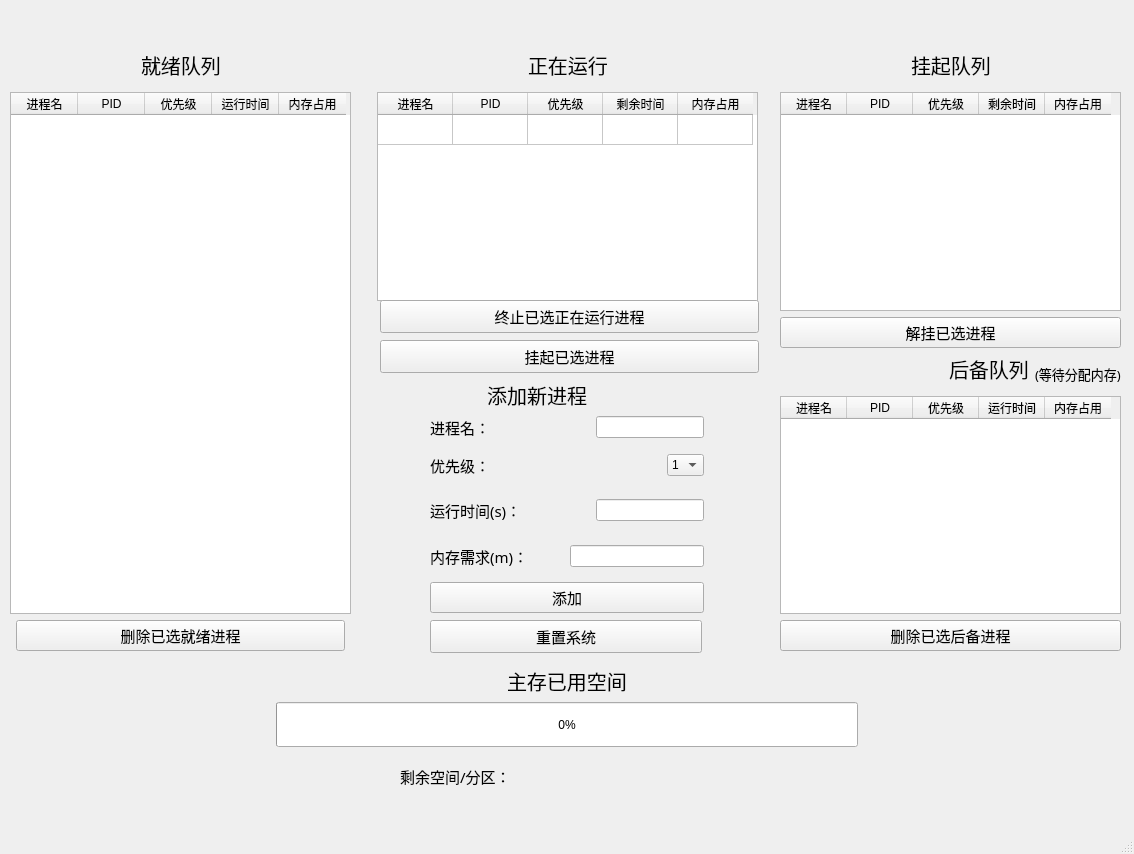
Misaka-9982/cpuProgressControlSimulation, file Window.ui: the form before one commit.
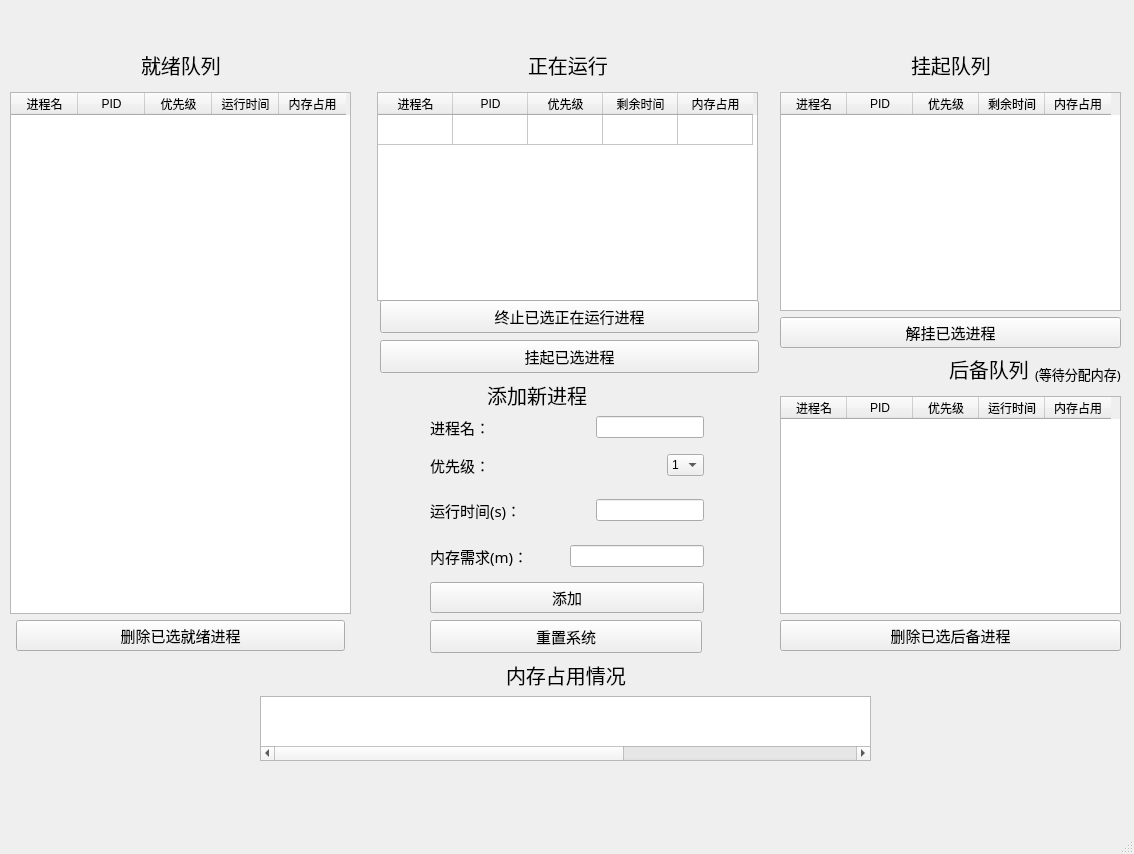
The form after the commit.

Commit message: 增加进度条和操作系统内存占用，进度条ui有显示bug

Patch:
```diff
--- a/Window.ui
+++ b/Window.ui
@@ -23,10 +23,10 @@
    <widget class="QWidget" name="layoutWidget">
     <property name="geometry">
      <rect>
-      <x>276</x>
-      <y>666</y>
-      <width>582</width>
-      <height>81</height>
+      <x>260</x>
+      <y>660</y>
+      <width>611</width>
+      <height>101</height>
      </rect>
     </property>
     <layout class="QGridLayout" name="gridLayout_3">
@@ -61,7 +61,7 @@
         <bool>false</bool>
        </property>
        <property name="text">
-        <string>主存已用空间</string>
+        <string>内存占用情况</string>
        </property>
       </widget>
      </item>
@@ -79,19 +79,100 @@
       </spacer>
      </item>
      <item row="1" column="0" colspan="3">
-      <widget class="QProgressBar" name="MemoryBar">
-       <property name="sizePolicy">
-        <sizepolicy hsizetype="Expanding" vsizetype="Expanding">
-         <horstretch>0</horstretch>
-         <verstretch>0</verstretch>
-        </sizepolicy>
+      <widget class="QTableWidget" name="MemoryBar">
+       <property name="verticalScrollBarPolicy">
+        <enum>Qt::ScrollBarAsNeeded</enum>
        </property>
-       <property name="maximum">
-        <number>101</number>
+       <property name="horizontalScrollBarPolicy">
+        <enum>Qt::ScrollBarAsNeeded</enum>
        </property>
-       <property name="value">
-        <number>0</number>
+       <property name="editTriggers">
+        <set>QAbstractItemView::NoEditTriggers</set>
        </property>
+       <property name="selectionMode">
+        <enum>QAbstractItemView::NoSelection</enum>
+       </property>
+       <property name="selectionBehavior">
+        <enum>QAbstractItemView::SelectRows</enum>
+       </property>
+       <property name="showGrid">
+        <bool>false</bool>
+       </property>
+       <property name="rowCount">
+        <number>1</number>
+       </property>
+       <property name="columnCount">
+        <number>50</number>
+       </property>
+       <attribute name="horizontalHeaderVisible">
+        <bool>false</bool>
+       </attribute>
+       <attribute name="horizontalHeaderCascadingSectionResizes">
+        <bool>true</bool>
+       </attribute>
+       <attribute name="horizontalHeaderDefaultSectionSize">
+        <number>12</number>
+       </attribute>
+       <attribute name="horizontalHeaderMinimumSectionSize">
+        <number>1</number>
+       </attribute>
+       <attribute name="verticalHeaderVisible">
+        <bool>false</bool>
+       </attribute>
+       <attribute name="verticalHeaderDefaultSectionSize">
+        <number>87</number>
+       </attribute>
+       <row/>
+       <column/>
+       <column/>
+       <column/>
+       <column/>
+       <column/>
+       <column/>
+       <column/>
+       <column/>
+       <column/>
+       <column/>
+       <column/>
+       <column/>
+       <column/>
+       <column/>
+       <column/>
+       <column/>
+       <column/>
+       <column/>
+       <column/>
+       <column/>
+       <column/>
+       <column/>
+       <column/>
+       <column/>
+       <column/>
+       <column/>
+       <column/>
+       <column/>
+       <column/>
+       <column/>
+       <column/>
+       <column/>
+       <column/>
+       <column/>
+       <column/>
+       <column/>
+       <column/>
+       <column/>
+       <column/>
+       <column/>
+       <column/>
+       <column/>
+       <column/>
+       <column/>
+       <column/>
+       <column/>
+       <column/>
+       <column/>
+       <column/>
+       <column/>
       </widget>
      </item>
     </layout>
@@ -284,31 +365,6 @@
      </item>
     </layout>
    </widget>
-   <widget class="QLabel" name="label_7">
-    <property name="geometry">
-     <rect>
-      <x>400</x>
-      <y>760</y>
-      <width>131</width>
-      <height>33</height>
-     </rect>
-    </property>
-    <property name="sizePolicy">
-     <sizepolicy hsizetype="Expanding" vsizetype="Expanding">
-      <horstretch>0</horstretch>
-      <verstretch>0</verstretch>
-     </sizepolicy>
-    </property>
-    <property name="font">
-     <font>
-      <family>微软雅黑</family>
-      <pointsize>11</pointsize>
-     </font>
-    </property>
-    <property name="text">
-     <string>剩余空间/分区：</string>
-    </property>
-   </widget>
    <widget class="QWidget" name="layoutWidget">
     <property name="geometry">
      <rect>
```
Left out of the diff: 26 changed lines with no effect on the pictures. The commit also changes 4 other files.
